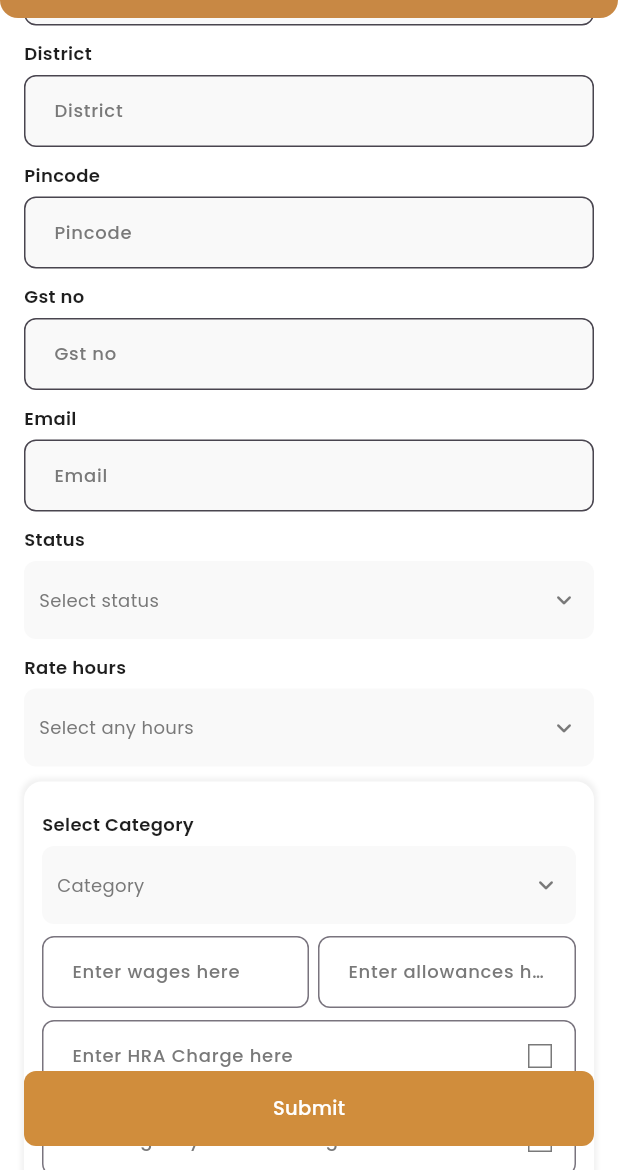
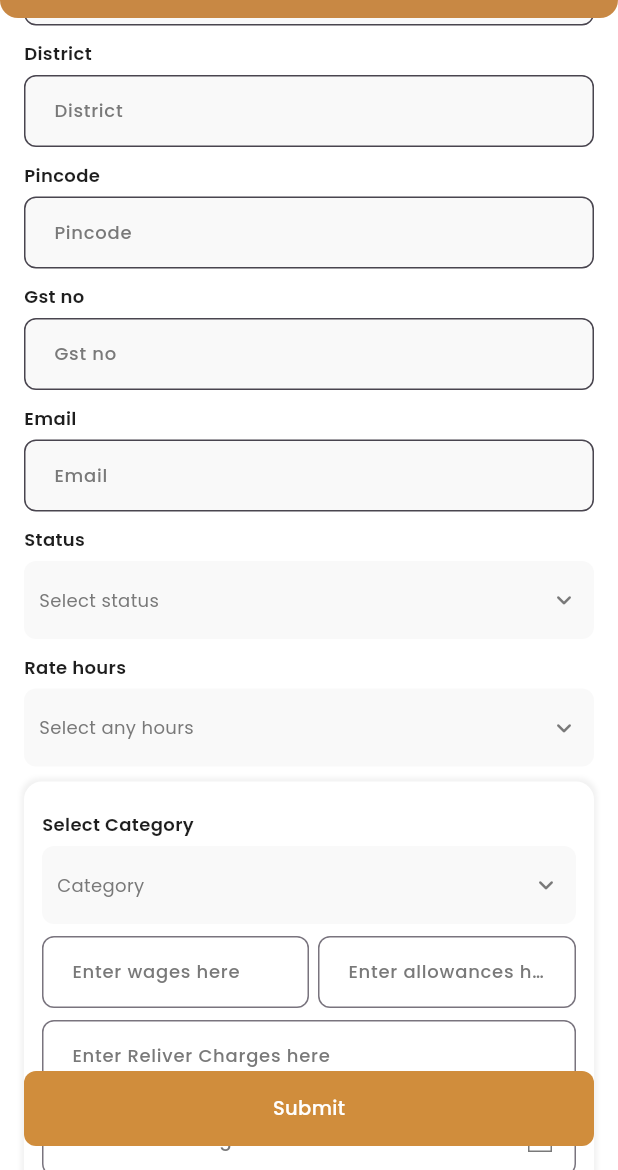
Before and after one commit to DarshanWebcreta/VIR, a Flutter app: the AddNewQuote screen opened by its route, scrolled down 576 dp, on a phone screen of 412 x 824 dp, the part 66-1236 px from its top. Run offline on Flutter 3.47's test engine with Material 3 defaults, Android fonts, the phone set to English and light mode, and no system bars; drawn by our look-alikes of loader_overlay; our stand-ins replace dio, flutter_mobx, flutter_screenutil, flutter_svg, fluttertoast, fpdart and 9 more; accounts and stored records are empty; generated files the repository leaves out were written again; network calls fail.

Commit message:
added reliver key

```diff
--- a/lib/core/utils/function_component.dart
+++ b/lib/core/utils/function_component.dart
@@ -1,6 +1,7 @@
 import 'package:flutter/material.dart';
 import 'package:flutter_screenutil/flutter_screenutil.dart';
 import 'package:fluttertoast/fluttertoast.dart';
+
 import 'package:get/get.dart';
 import 'package:loader_overlay/loader_overlay.dart';
 import 'package:vir/core/component/card_widget.dart';
--- a/lib/features/quote/domain/entities/pivot.dart
+++ b/lib/features/quote/domain/entities/pivot.dart
@@ -10,6 +10,7 @@ class CategoryPivot {
    int applyPercentageForHra;
    int applyPercentageForAgency;
    TextEditingController hraCharge;
+   TextEditingController reliverCharge;
    TextEditingController agencyCharge;
    int hra;
    int proFund;
@@ -22,6 +23,7 @@ class CategoryPivot {
   CategoryPivot({
     required this.quoteId,
     required this.categoryId,
+    required this.reliverCharge,
     required this.wages,
     required this.allowance,
     required this.applyPercentageForHra,
@@ -40,6 +42,7 @@ class CategoryPivot {
   factory CategoryPivot.fromJson(Map<String, dynamic> json) {
     return CategoryPivot(
       quoteId: json['quote_id'] ,
+      reliverCharge: TextEditingController(text: json['reliver_charges']??'') ,
       categoryId: json['category_id']??0 ,
       wages: TextEditingController(text: json['wages'] ?? '0.00'), // Default value if null
       allowance: TextEditingController(text: json['allowance'] ?? '0.00'), // Default value if null
--- a/lib/features/quote/presentation/add_new_quote.dart
+++ b/lib/features/quote/presentation/add_new_quote.dart
@@ -107,6 +107,7 @@ class _AddNewQuoteState extends State<AddNewQuote> {
           "district": addQuoteStore.dictrict.text,
           "pincode": addQuoteStore.pincode.text,
           "gst_no": addQuoteStore.gstNo.text,
+          "reliver_charges": addQuoteStore.reliver.text,
           "email": addQuoteStore.email.text,
           "rate_hours": int.parse(addQuoteStore.rateHours.isEmpty?'0':addQuoteStore.rateHours),
           "status": addQuoteStore.status,
@@ -345,14 +346,21 @@ class _AddNewQuoteState extends State<AddNewQuote> {
                       ],textinput: TextInputType.number,controller:pivot.allowance,validator: Validation.isEmpty).paddingOnly(left: 6.w)),
                     ],
                   ),
-                  TextFieldWidget(controller:pivot.hraCharge ,hintTxt: "Enter HRA Charge here",inputFormater: [
+                  TextFieldWidget(controller:pivot.reliverCharge ,hintTxt: "Enter Reliver Charges here",inputFormater: [
+                    FilteringTextInputFormatter.allow(Validation.addDigitOnly),
+
+                  ],textinput: TextInputType.number,validator:Validation.isEmpty,suffix: null,
+                  ),
+                  TextFieldWidget(controller:pivot.hraCharge ,hintTxt: "Enter HRA Charges here",inputFormater: [
                     FilteringTextInputFormatter.allow(Validation.addDigitOnly),
 
                   ],textinput: TextInputType.number,validator:Validation.isEmpty,suffix: CheckBoxWidget(value: pivot.applyPercentageForHra==1?true:false,  callback: () {
                     addQuoteStore.applyHRA(index: index);
 
                   },),),
-                  TextFieldWidget(controller:pivot.agencyCharge,hintTxt: "Enter agency service charge here",inputFormater: [
+
+
+                  TextFieldWidget(controller:pivot.agencyCharge,hintTxt: "Enter agency service charges here",inputFormater: [
                     FilteringTextInputFormatter.allow(Validation.addDigitOnly),
                   ],textinput: TextInputType.number,validator:Validation.isEmpty,suffix: CheckBoxWidget(value:  pivot.applyPercentageForAgency==1?true:false,  callback: () {
                     addQuoteStore.applyAgency(index: index);
--- a/lib/features/quote/presentation/store/add_quote/add_new_quote_store.dart
+++ b/lib/features/quote/presentation/store/add_quote/add_new_quote_store.dart
@@ -35,6 +35,9 @@ abstract class _AddNewQuoteStore with Store {
 
   @observable
   bool sGst = false;
+
+  @observable
+  TextEditingController reliver = TextEditingController(text: '');
 
   @observable
   bool iGst = false;
@@ -88,6 +91,7 @@ abstract class _AddNewQuoteStore with Store {
 
           wages: TextEditingController(text: ''),
           allowance: TextEditingController(text: ''),
+          reliverCharge: TextEditingController(text: ''),
           applyPercentageForHra: 0,
           applyPercentageForAgency: 0,
           hraCharge: TextEditingController(text: ''),
@@ -210,7 +214,7 @@ abstract class _AddNewQuoteStore with Store {
         pivot: CategoryPivot(
             quoteId: 0,
             categoryId: 0,
-
+            reliverCharge: TextEditingController(text: ''),
             wages: TextEditingController(text: ''),
             allowance: TextEditingController(text: ''),
             applyPercentageForHra: 0,
--- a/pubspec.yaml
+++ b/pubspec.yaml
@@ -37,7 +37,7 @@ dependencies:
   cupertino_icons: ^1.0.8
   flutter_mobx: ^2.2.1+1
   flutter_screenutil: ^5.9.3
-  fluttertoast: ^8.2.8
+  fluttertoast:
   shimmer: ^3.0.0
   pretty_dio_logger: ^1.3.1
   dio: ^5.7.0
```
Also changed, not shown: lib/data/api_service.g.dart, lib/features/quote/presentation/store/add_quote/add_new_quote_store.g.dart, pubspec.lock, 125 other files.
